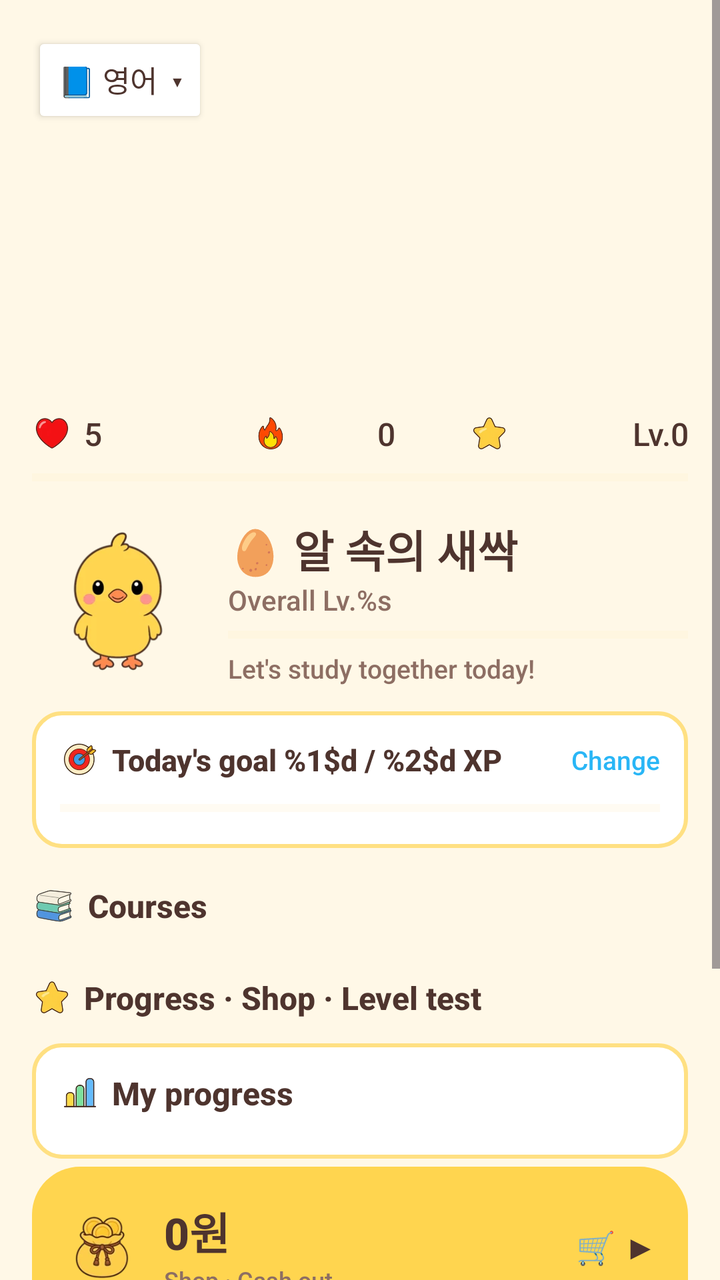
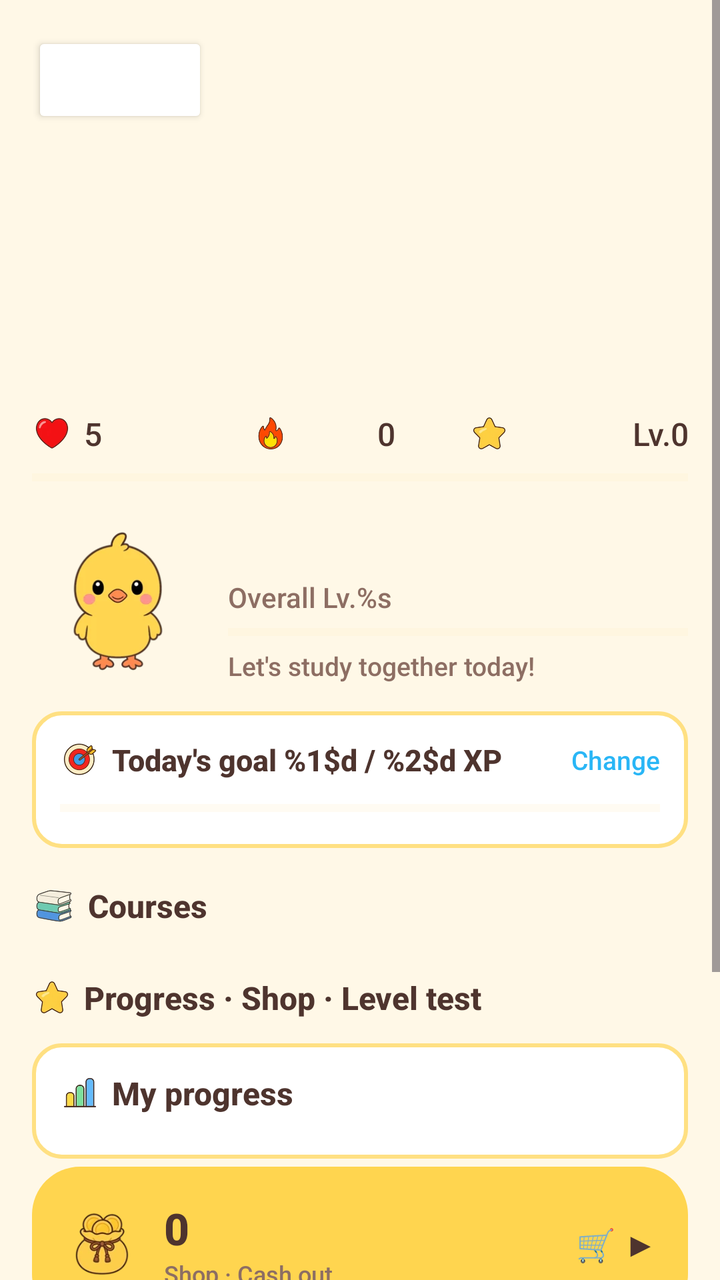

Compare the two renders of this Android layout. The source of the first and the diff that turns it into the second are given below.
<!-- AndroidManifest.xml: application theme Theme.Piyak -->
<!-- res/layout/activity_main.xml -->
<?xml version="1.0" encoding="utf-8"?>
<ScrollView xmlns:android="http://schemas.android.com/apk/res/android"
    android:layout_width="match_parent" android:layout_height="match_parent"
    android:fillViewport="true">

    <LinearLayout
        android:layout_width="match_parent" android:layout_height="wrap_content"
        android:orientation="vertical" android:paddingTop="16dp" android:paddingBottom="16dp"
        android:paddingStart="@dimen/screen_pad" android:paddingEnd="@dimen/screen_pad">

        
        <Button android:id="@+id/btnSwitchSubject"
            android:layout_width="wrap_content" android:layout_height="wrap_content"
            android:text="📘 영어  ▾" android:textSize="15sp"
            android:backgroundTint="@color/white" android:textColor="@color/brown_text" />

        
        <ImageView android:id="@+id/imgBanner"
            android:layout_width="match_parent" android:layout_height="128dp"
            android:layout_marginTop="8dp" android:scaleType="centerCrop"
            android:contentDescription="@string/scenery" />

        
        <LinearLayout
            android:layout_width="match_parent" android:layout_height="wrap_content"
            android:layout_marginTop="6dp"
            android:orientation="horizontal" android:gravity="center_vertical">
            <TextView android:id="@+id/txtHearts" android:layout_width="0dp" android:layout_height="wrap_content"
                android:layout_weight="1" android:textSize="16sp" android:text="5"
                android:drawableStart="@drawable/ic_heart" android:drawablePadding="6dp" android:drawableTint="@null" />
            <TextView android:id="@+id/txtStreak" android:layout_width="0dp" android:layout_height="wrap_content"
                android:layout_weight="1" android:gravity="center" android:textSize="16sp" android:text="0"
                android:drawableStart="@drawable/ic_streak" android:drawablePadding="6dp" android:drawableTint="@null" />
            <TextView android:id="@+id/txtLevel" android:layout_width="0dp" android:layout_height="wrap_content"
                android:layout_weight="1" android:gravity="end" android:textSize="16sp" android:text="Lv.0"
                android:drawableStart="@drawable/ic_level" android:drawablePadding="6dp" android:drawableTint="@null" />
        </LinearLayout>

        <ProgressBar android:id="@+id/xpBar" style="?android:attr/progressBarStyleHorizontal"
            android:layout_width="match_parent" android:layout_height="10dp"
            android:layout_marginTop="6dp" android:max="100"
            android:progressTint="@color/chick_yellow_deep" android:progressBackgroundTint="@color/cream_dark" />

        
        <LinearLayout
            android:layout_width="match_parent" android:layout_height="wrap_content"
            android:orientation="horizontal" android:gravity="center_vertical"
            android:layout_marginTop="14dp">
            <ImageView android:id="@+id/imgMascot" android:layout_width="86dp" android:layout_height="86dp"
                android:src="@drawable/ck_idle" android:contentDescription="@string/chick" />
            <LinearLayout android:layout_width="0dp" android:layout_height="wrap_content"
                android:layout_weight="1" android:orientation="vertical" android:layout_marginStart="12dp">
                <TextView android:id="@+id/txtRank" android:layout_width="wrap_content" android:layout_height="wrap_content"
                    android:text="🥚 알 속의 새싹" android:textSize="22sp" android:textStyle="bold" />
                <TextView android:id="@+id/txtOverall" android:layout_width="wrap_content" android:layout_height="wrap_content"
                    android:text="@string/home_overall_lv" android:textSize="14sp" android:textColor="@color/brown_soft" />
                <ProgressBar android:id="@+id/rankBar" style="?android:attr/progressBarStyleHorizontal"
                    android:layout_width="match_parent" android:layout_height="8dp"
                    android:layout_marginTop="4dp" android:max="100"
                    android:progressTint="@color/chick_yellow_deep" android:progressBackgroundTint="@color/cream_dark" />
                <TextView android:id="@+id/txtGreeting" android:layout_width="wrap_content" android:layout_height="wrap_content"
                    android:layout_marginTop="4dp"
                    android:text="@string/home_greeting" android:textSize="13sp" android:textColor="@color/brown_soft" />
            </LinearLayout>
        </LinearLayout>

        
        <LinearLayout android:id="@+id/goalBox"
            android:layout_width="match_parent" android:layout_height="wrap_content"
            android:orientation="vertical" android:layout_marginTop="12dp"
            android:padding="14dp" android:background="@drawable/bg_tile">
            <LinearLayout android:layout_width="match_parent" android:layout_height="wrap_content"
                android:orientation="horizontal" android:gravity="center_vertical">
                <TextView android:id="@+id/txtGoal" android:layout_width="0dp" android:layout_height="wrap_content"
                    android:layout_weight="1" android:text="@string/home_daily_goal" android:drawableStart="@drawable/ic_goal" android:drawablePadding="6dp" android:drawableTint="@null"
                    android:textSize="15sp" android:textStyle="bold" />
                <TextView android:id="@+id/txtGoalEdit" android:layout_width="wrap_content" android:layout_height="wrap_content"
                    android:text="@string/home_change" android:textSize="13sp" android:textColor="@color/sky_deep" />
            </LinearLayout>
            <ProgressBar android:id="@+id/goalBar" style="?android:attr/progressBarStyleHorizontal"
                android:layout_width="match_parent" android:layout_height="12dp"
                android:layout_marginTop="8dp" android:max="100"
                android:progressTint="@color/coral" android:progressBackgroundTint="@color/cream_dark" />
        </LinearLayout>

        
        <TextView android:layout_width="wrap_content" android:layout_height="wrap_content"
            android:layout_marginTop="18dp" android:text="@string/home_courses" android:drawableStart="@drawable/ic_course" android:drawablePadding="6dp" android:drawableTint="@null"
            android:textSize="16sp" android:textStyle="bold" />
        <LinearLayout android:id="@+id/tracksBox"
            android:layout_width="match_parent" android:layout_height="wrap_content"
            android:orientation="vertical" android:layout_marginTop="4dp" />

        
        <TextView android:layout_width="wrap_content" android:layout_height="wrap_content"
            android:layout_marginTop="20dp" android:text="@string/home_my_section"
            android:drawableStart="@drawable/ic_level" android:drawablePadding="6dp" android:drawableTint="@null"
            android:textSize="16sp" android:textStyle="bold" />

        
        <LinearLayout
            android:layout_width="match_parent" android:layout_height="wrap_content"
            android:orientation="vertical" android:layout_marginTop="12dp"
            android:padding="14dp" android:background="@drawable/bg_tile">
            <LinearLayout android:layout_width="match_parent" android:layout_height="wrap_content"
                android:orientation="horizontal" android:gravity="center_vertical">
                <TextView android:layout_width="0dp" android:layout_height="wrap_content" android:layout_weight="1"
                    android:text="@string/home_my_skill" android:textSize="16sp" android:drawableStart="@drawable/ic_stats" android:drawablePadding="6dp" android:drawableTint="@null" android:textStyle="bold" />
                <TextView android:id="@+id/txtWeakest" android:layout_width="wrap_content" android:layout_height="wrap_content"
                    android:textSize="12sp" android:textColor="@color/brown_soft" />
            </LinearLayout>
            <LinearLayout android:id="@+id/skillsBox"
                android:layout_width="match_parent" android:layout_height="wrap_content"
                android:orientation="vertical" android:layout_marginTop="8dp" />
        </LinearLayout>

        
        <LinearLayout android:id="@+id/cardWallet"
            android:layout_width="match_parent" android:layout_height="wrap_content"
            android:orientation="horizontal" android:gravity="center_vertical"
            android:layout_marginTop="4dp" android:padding="16dp"
            android:background="@drawable/bg_wallet">
            <ImageView android:layout_width="38dp" android:layout_height="38dp"
                android:src="@drawable/ui_coin" android:contentDescription="@string/wallet_saved" />
            <LinearLayout android:layout_width="0dp" android:layout_height="wrap_content"
                android:layout_weight="1" android:orientation="vertical" android:layout_marginStart="12dp">
                <TextView android:id="@+id/txtCoins" android:layout_width="wrap_content" android:layout_height="wrap_content"
                    android:text="0원" android:textSize="22sp" android:textStyle="bold"
                    android:textColor="@color/brown_text" />
                <TextView android:layout_width="wrap_content" android:layout_height="wrap_content"
                    android:text="@string/home_shop_line" android:textSize="12sp"
                    android:textColor="@color/brown_soft" />
            </LinearLayout>
            <TextView android:layout_width="wrap_content" android:layout_height="wrap_content"
                android:text="🛒 ▶" android:textSize="16sp" android:textStyle="bold"
                android:textColor="@color/brown_text" />
        </LinearLayout>

        

        

        
        <LinearLayout
            android:id="@+id/bannerPlacement"
            android:layout_width="match_parent" android:layout_height="wrap_content"
            android:layout_marginTop="14dp" android:background="@drawable/bg_banner"
            android:orientation="horizontal" android:padding="16dp" android:gravity="center_vertical">
            <TextView android:id="@+id/txtPlacement"
                android:layout_width="0dp" android:layout_height="wrap_content" android:layout_weight="1"
                android:drawableStart="@drawable/ic_goal" android:drawablePadding="6dp" android:drawableTint="@null" android:text="@string/home_placement"
                android:textColor="@color/white" android:textSize="15sp" android:textStyle="bold" />
            <TextView android:layout_width="wrap_content" android:layout_height="wrap_content"
                android:text="GO ▶" android:textColor="@color/white" android:textSize="18sp" android:textStyle="bold" />
        </LinearLayout>

        
        <LinearLayout
            android:layout_width="match_parent" android:layout_height="wrap_content"
            android:orientation="horizontal" android:layout_marginTop="12dp">
            <LinearLayout android:id="@+id/btnReview" android:layout_width="0dp" android:layout_height="52dp"
                android:layout_weight="1"
                android:orientation="horizontal" android:gravity="center"
                android:background="@drawable/bg_card_soft"
                android:clickable="true" android:focusable="true">
                <ImageView android:layout_width="22dp" android:layout_height="22dp"
                    android:src="@drawable/ui_review" android:contentDescription="@string/home_wrong_count" />
                <TextView android:id="@+id/txtReview" android:layout_width="wrap_content" android:layout_height="wrap_content"
                    android:layout_marginStart="5dp" android:text="@string/home_wrong_count" android:textSize="14sp"
                    android:textColor="@color/brown_text" />
            </LinearLayout>
            <LinearLayout android:id="@+id/btnStats" android:layout_width="0dp" android:layout_height="52dp"
                android:layout_weight="1" android:layout_marginStart="8dp"
                android:orientation="horizontal" android:gravity="center"
                android:background="@drawable/bg_card_soft"
                android:clickable="true" android:focusable="true">
                <ImageView android:layout_width="22dp" android:layout_height="22dp"
                    android:src="@drawable/ui_stats" android:contentDescription="@string/home_stats" />
                <TextView android:id="@+id/txtStats" android:layout_width="wrap_content" android:layout_height="wrap_content"
                    android:layout_marginStart="5dp" android:text="@string/home_stats" android:textSize="14sp"
                    android:textColor="@color/brown_text" />
            </LinearLayout>
            <LinearLayout android:id="@+id/btnSettings" android:layout_width="0dp" android:layout_height="52dp"
                android:layout_weight="1" android:layout_marginStart="8dp"
                android:orientation="horizontal" android:gravity="center"
                android:background="@drawable/bg_card_soft"
                android:clickable="true" android:focusable="true">
                <ImageView android:layout_width="22dp" android:layout_height="22dp"
                    android:src="@drawable/ui_settings" android:contentDescription="@string/home_settings" />
                <TextView android:id="@+id/txtSettings" android:layout_width="wrap_content" android:layout_height="wrap_content"
                    android:layout_marginStart="5dp" android:text="@string/home_settings" android:textSize="14sp"
                    android:textColor="@color/brown_text" />
            </LinearLayout>
        </LinearLayout>
    </LinearLayout>
</ScrollView>
<!-- resources referenced by this layout -->
<resources>
  <color name="brown_soft">#8D6E63</color>
  <color name="brown_text">#4E342E</color>
  <color name="chick_yellow_deep">#FFB300</color>
  <color name="coral">#FF8A80</color>
  <color name="cream_dark">#FFF0CC</color>
  <color name="sky_deep">#29B6F6</color>
  <color name="white">#FFFFFF</color>
  <dimen name="screen_pad">16dp</dimen>
  <!-- drawable bg_banner (drawable) -->
  <?xml version="1.0" encoding="utf-8"?>
  <shape xmlns:android="http://schemas.android.com/apk/res/android" android:shape="rectangle">
      <solid android:color="@color/lavender"/>
      <corners android:radius="20dp"/>
  </shape>
  <!-- drawable bg_wallet (drawable) -->
  <?xml version="1.0" encoding="utf-8"?>
  <shape xmlns:android="http://schemas.android.com/apk/res/android" android:shape="rectangle">
      <solid android:color="@color/chick_yellow"/>
      <corners android:radius="24dp"/>
  </shape>
  <!-- drawable ic_course (drawable) -->
  <?xml version="1.0" encoding="utf-8"?>
  <layer-list xmlns:android="http://schemas.android.com/apk/res/android">
      <item android:width="22dp" android:height="22dp" android:gravity="center">
          <bitmap android:src="@drawable/ui_course" />
      </item>
  </layer-list>
  <!-- drawable ic_goal (drawable) -->
  <?xml version="1.0" encoding="utf-8"?>
  <layer-list xmlns:android="http://schemas.android.com/apk/res/android">
      <item android:width="20dp" android:height="20dp" android:gravity="center">
          <bitmap android:src="@drawable/ui_goal" />
      </item>
  </layer-list>
  <!-- drawable ic_heart (drawable) -->
  <?xml version="1.0" encoding="utf-8"?>
  <layer-list xmlns:android="http://schemas.android.com/apk/res/android">
      <item android:width="20dp" android:height="20dp" android:gravity="center">
          <bitmap android:src="@drawable/ui_heart" />
      </item>
  </layer-list>
  <!-- drawable ic_level (drawable) -->
  <?xml version="1.0" encoding="utf-8"?>
  <layer-list xmlns:android="http://schemas.android.com/apk/res/android">
      <item android:width="20dp" android:height="20dp" android:gravity="center">
          <bitmap android:src="@drawable/ui_level" />
      </item>
  </layer-list>
  <!-- drawable ic_stats (drawable) -->
  <?xml version="1.0" encoding="utf-8"?>
  <layer-list xmlns:android="http://schemas.android.com/apk/res/android">
      <item android:width="20dp" android:height="20dp" android:gravity="center">
          <bitmap android:src="@drawable/ui_stats" />
      </item>
  </layer-list>
  <!-- drawable ic_streak (drawable) -->
  <?xml version="1.0" encoding="utf-8"?>
  <layer-list xmlns:android="http://schemas.android.com/apk/res/android">
      <item android:width="20dp" android:height="20dp" android:gravity="center">
          <bitmap android:src="@drawable/ui_streak" />
      </item>
  </layer-list>
  <string name="chick">Piyak</string>
  <string name="home_change">Change</string>
  <string name="home_courses">Courses</string>
  <string name="home_daily_goal">Today\'s goal  %1$d / %2$d XP</string>
  <string name="home_greeting">Let\'s study together today!</string>
  <string name="home_my_section">Progress · Shop · Level test</string>
  <string name="home_my_skill">My progress</string>
  <string name="home_overall_lv">Overall Lv.%s</string>
  <string name="home_placement">Find your level!\n25 questions to place you just right</string>
  <string name="home_settings">Settings</string>
  <string name="home_shop_line">Shop · Cash out</string>
  <string name="home_stats">Stats</string>
  <string name="home_wrong_count">Review %d</string>
  <string name="scenery">Scenery</string>
  <string name="wallet_saved">Allowance saved</string>
  <color name="lavender">#B39DDB</color>
  <color name="tile_border">#FFE082</color>
  <color name="chick_yellow">#FFD54F</color>
  <color name="cream">#FFF8E7</color>
  <!-- unchanged entries left out for length: 13 -->
</resources>

<!-- the commit's change to res/layout/activity_main.xml (unified diff, before → after) -->
@@ -11,7 +11,7 @@
         
         <Button android:id="@+id/btnSwitchSubject"
             android:layout_width="wrap_content" android:layout_height="wrap_content"
-            android:text="📘 영어  ▾" android:textSize="15sp"
+            android:text="" android:textSize="15sp"
             android:backgroundTint="@color/white" android:textColor="@color/brown_text" />
 
         
@@ -51,7 +51,7 @@
             <LinearLayout android:layout_width="0dp" android:layout_height="wrap_content"
                 android:layout_weight="1" android:orientation="vertical" android:layout_marginStart="12dp">
                 <TextView android:id="@+id/txtRank" android:layout_width="wrap_content" android:layout_height="wrap_content"
-                    android:text="🥚 알 속의 새싹" android:textSize="22sp" android:textStyle="bold" />
+                    android:text="" android:textSize="22sp" android:textStyle="bold" />
                 <TextView android:id="@+id/txtOverall" android:layout_width="wrap_content" android:layout_height="wrap_content"
                     android:text="@string/home_overall_lv" android:textSize="14sp" android:textColor="@color/brown_soft" />
                 <ProgressBar android:id="@+id/rankBar" style="?android:attr/progressBarStyleHorizontal"
@@ -125,7 +125,7 @@
             <LinearLayout android:layout_width="0dp" android:layout_height="wrap_content"
                 android:layout_weight="1" android:orientation="vertical" android:layout_marginStart="12dp">
                 <TextView android:id="@+id/txtCoins" android:layout_width="wrap_content" android:layout_height="wrap_content"
-                    android:text="0원" android:textSize="22sp" android:textStyle="bold"
+                    android:text="0" android:textSize="22sp" android:textStyle="bold"
                     android:textColor="@color/brown_text" />
                 <TextView android:layout_width="wrap_content" android:layout_height="wrap_content"
                     android:text="@string/home_shop_line" android:textSize="12sp"
